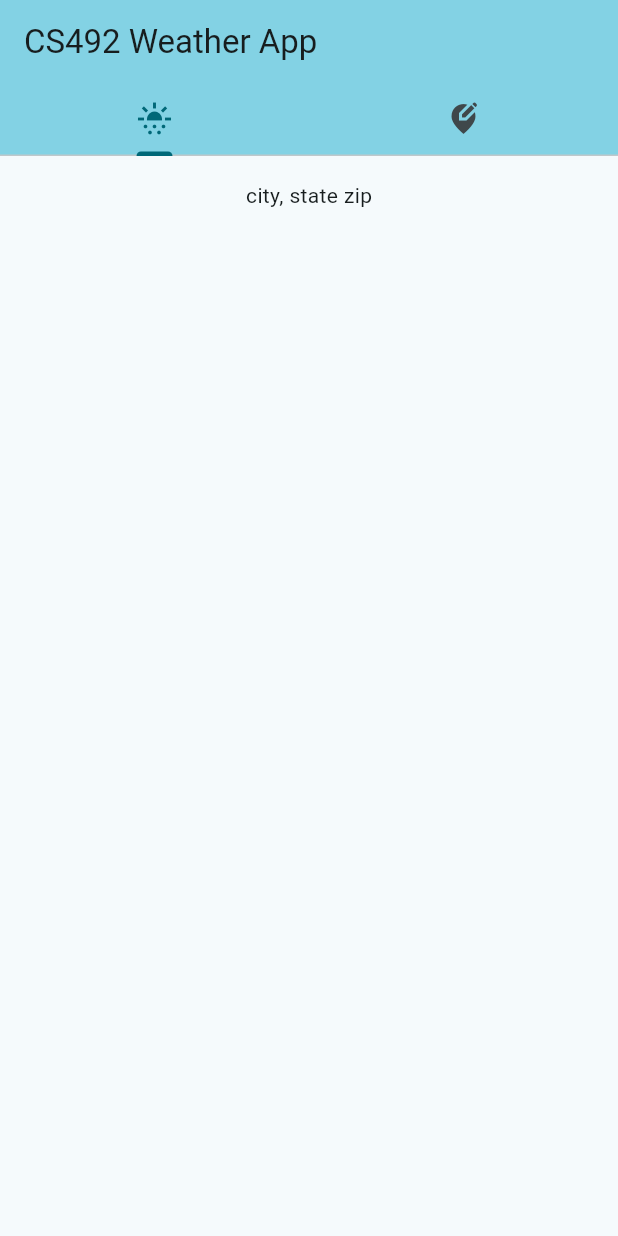
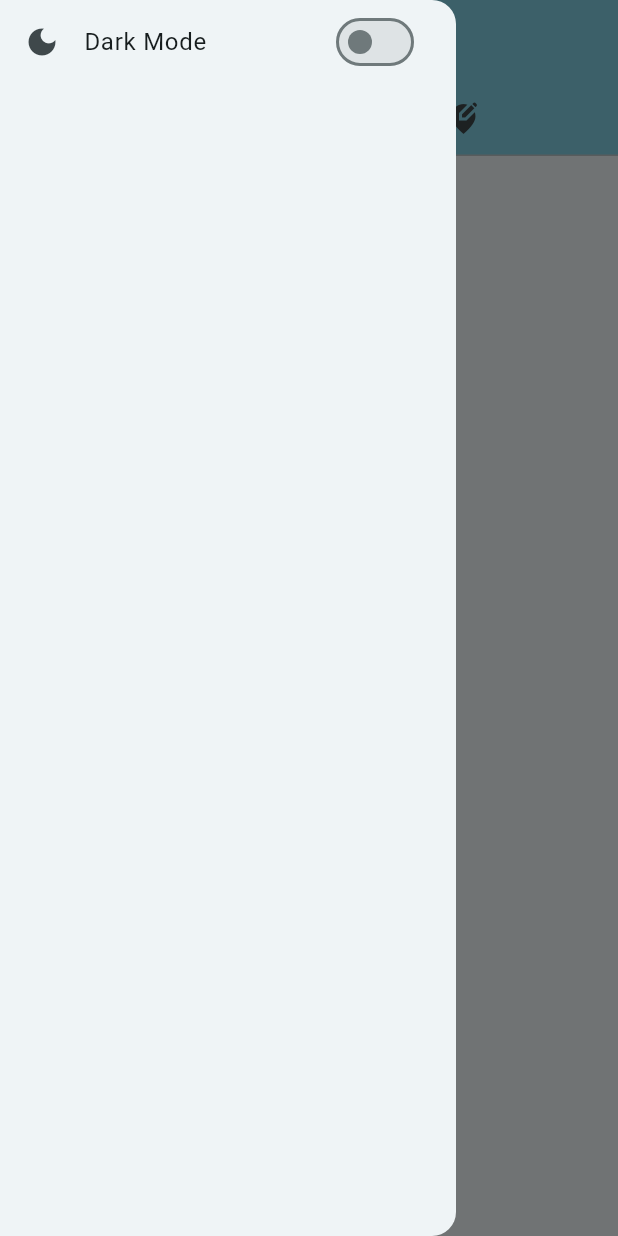
Before and after one commit to xander1111/cs492-weather-app, a Flutter app: the screen it shows after launch, with the side drawer open (before the commit the screen has no drawer), on a phone screen of 412 x 824 dp. Run offline on Flutter 3.47's test engine with Material 3 defaults, Android fonts, the phone set to English and light mode, and no system bars; our stand-ins replace flutter_svg, geocoding, geolocator, sqflite; accounts and stored records are empty.

Commit message:
Implement dark mode switch

```diff
--- a/lib/main.dart
+++ b/lib/main.dart
@@ -1,9 +1,11 @@
 import 'package:flutter/material.dart';
 import 'package:provider/provider.dart';
+import 'package:weatherapp/settings_drawer.dart';
 import 'package:weatherapp/widgets/forecast/forecast_tab_widget.dart';
 import 'package:weatherapp/widgets/location/location_tab_widget.dart';
 import 'package:weatherapp/providers/location_provider.dart';
 import 'package:weatherapp/providers/forecast_provider.dart';
+import 'package:weatherapp/providers/theme_provider.dart';
 
 // TODOS: The TODOs are located in Assignment8-1 in canvas assignments
 void main() {
@@ -12,6 +14,7 @@ void main() {
     ChangeNotifierProvider(
         create: (context) => LocationProvider(
             Provider.of<ForecastProvider>(context, listen: false))),
+    ChangeNotifierProvider(create: (context) => ThemeProvider())
   ], child: const MyApp()));
 }
 
@@ -22,13 +25,11 @@ class MyApp extends StatelessWidget {
 
   @override
   Widget build(BuildContext context) {
+    var themeProvider = Provider.of<ThemeProvider>(context);
+
     return MaterialApp(
       title: title,
-      darkTheme: ThemeData.dark(),
-      theme: ThemeData(
-        colorScheme: ColorScheme.fromSeed(seedColor: const Color.fromARGB(255, 143, 216, 233)),
-        useMaterial3: true,
-      ),
+      theme: themeProvider.currentTheme,
       home: MyHomePage(title: title),
     );
   }
@@ -56,7 +57,11 @@ class _MyHomePageState extends State<MyHomePage> {
             bottom: TabBar(tabs: [
               Tab(icon: Icon(Icons.sunny_snowing)),
               Tab(icon: Icon(Icons.edit_location_alt))
-            ])),
+            ])
+        ),
+        drawer: Drawer(
+          child: SettingsDrawer(),
+        ),
         body: TabBarView(children: [ForecastTabWidget(), LocationTabWidget()]),
       ),
     );
--- /dev/null
+++ b/lib/providers/theme_provider.dart
@@ -0,0 +1,22 @@
+import 'package:flutter/material.dart';
+
+class ThemeProvider extends ChangeNotifier {
+  bool _darkMode = false;
+
+  bool get darkMode => _darkMode;
+  set darkMode(value) => _darkMode = value;
+
+  ThemeData get currentTheme => ThemeData(
+    colorScheme: ColorScheme.fromSeed(
+      seedColor: const Color.fromARGB(255, 143, 216, 233),
+      brightness: _darkMode ? Brightness.dark : Brightness.light,
+    ),
+    useMaterial3: true,
+    brightness: _darkMode ? Brightness.dark : Brightness.light,
+  );
+
+  void updateDarkMode(bool value) {
+    _darkMode = value;
+    notifyListeners();
+  }
+}
--- /dev/null
+++ b/lib/settings_drawer.dart
@@ -0,0 +1,29 @@
+import 'package:flutter/material.dart';
+import 'package:provider/provider.dart';
+import 'package:weatherapp/providers/theme_provider.dart';
+
+class SettingsDrawer extends StatelessWidget {
+  const SettingsDrawer({
+    super.key
+  });
+
+  @override
+  Widget build(BuildContext context) {
+    var settingsProvider = Provider.of<ThemeProvider>(context);
+
+    return ListView(
+      children: [
+        ListTile(
+          leading: const Icon(Icons.dark_mode),
+          title: const Text('Dark Mode'),
+          trailing: Switch(
+            value: settingsProvider.darkMode,
+            onChanged: (value) {
+              settingsProvider.updateDarkMode(value);
+            },
+          ),
+        ),
+      ]
+    );
+  }
+}
```
